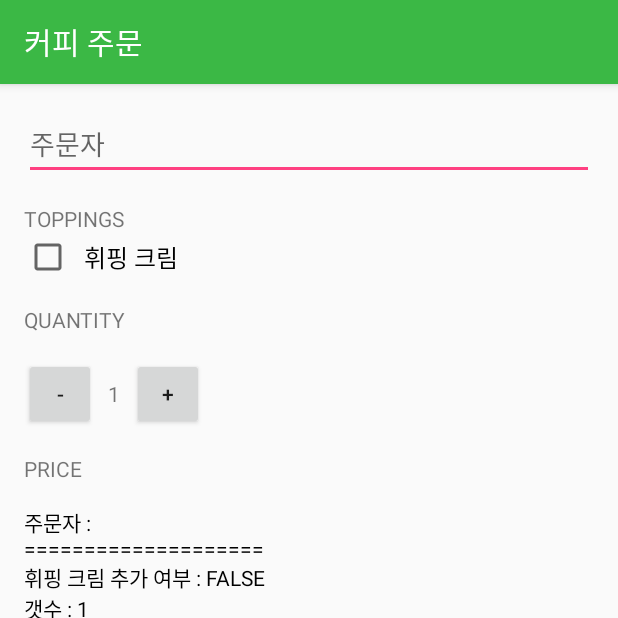
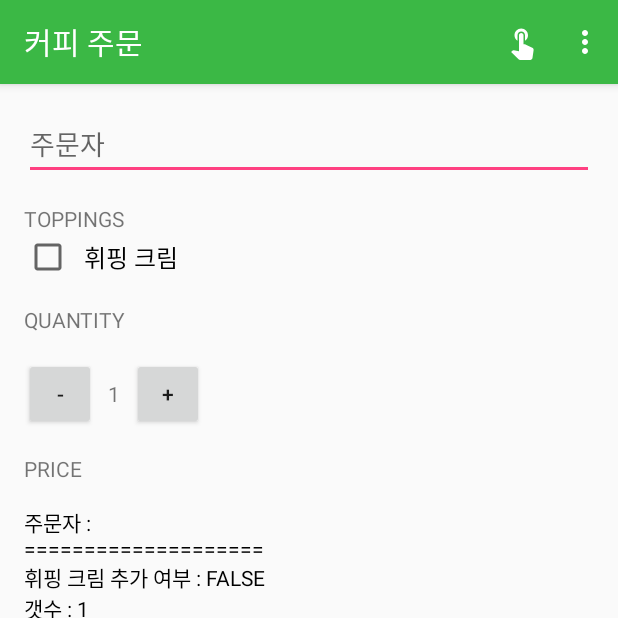
Before and after one commit to suwonsmartapp/Android6ki, an Android app: the CoffeeActivity screen opened directly, with no data from a screen before it, on a phone screen of 412 x 824 dp, the top half of it. Run offline under Robolectric (Android 15) with nearby library versions, the phone set to English and light mode, and no system bars.

Commit message:
옵션 메뉴

```diff
--- /dev/null
+++ b/app/src/main/res/drawable/ic_touch_app_black_24dp.xml
@@ -0,0 +1,9 @@
+<vector xmlns:android="http://schemas.android.com/apk/res/android"
+        android:width="24dp"
+        android:height="24dp"
+        android:viewportWidth="24.0"
+        android:viewportHeight="24.0">
+    <path
+        android:fillColor="#ffffff"
+        android:pathData="M9,11.24L9,7.5C9,6.12 10.12,5 11.5,5S14,6.12 14,7.5v3.74c1.21,-0.81 2,-2.18 2,-3.74C16,5.01 13.99,3 11.5,3S7,5.01 7,7.5c0,1.56 0.79,2.93 2,3.74zM18.84,15.87l-4.54,-2.26c-0.17,-0.07 -0.35,-0.11 -0.54,-0.11L13,13.5v-6c0,-0.83 -0.67,-1.5 -1.5,-1.5S10,6.67 10,7.5v10.74l-3.43,-0.72c-0.08,-0.01 -0.15,-0.03 -0.24,-0.03 -0.31,0 -0.59,0.13 -0.79,0.33l-0.79,0.8 4.94,4.94c0.27,0.27 0.65,0.44 1.06,0.44h6.79c0.75,0 1.33,-0.55 1.44,-1.28l0.75,-5.27c0.01,-0.07 0.02,-0.14 0.02,-0.2 0,-0.62 -0.38,-1.16 -0.91,-1.38z"/>
+</vector>
--- /dev/null
+++ b/app/src/main/res/menu/menu_coffee.xml
@@ -0,0 +1,21 @@
+<?xml version="1.0" encoding="utf-8"?>
+<menu xmlns:android="http://schemas.android.com/apk/res/android"
+    xmlns:app="http://schemas.android.com/apk/res-auto">
+
+    <item
+        android:id="@+id/action_item1"
+        android:icon="@drawable/ic_touch_app_black_24dp"
+        android:title="Item1"
+        app:showAsAction="ifRoom" />
+    <item
+        android:id="@+id/action_item2"
+        android:icon="?android:attr/actionModePasteDrawable"
+        android:title="Item2" />
+    <item
+        android:id="@+id/action_item3"
+        android:icon="@drawable/ic_touch_app_black_24dp"
+        android:title="Item3" />
+    <item
+        android:id="@+id/action_item4"
+        android:title="Item4" />
+</menu>
```
Also changed, not shown: app/src/main/java/com/example/myapplication/CoffeeActivity.java (+33 -0 lines).
